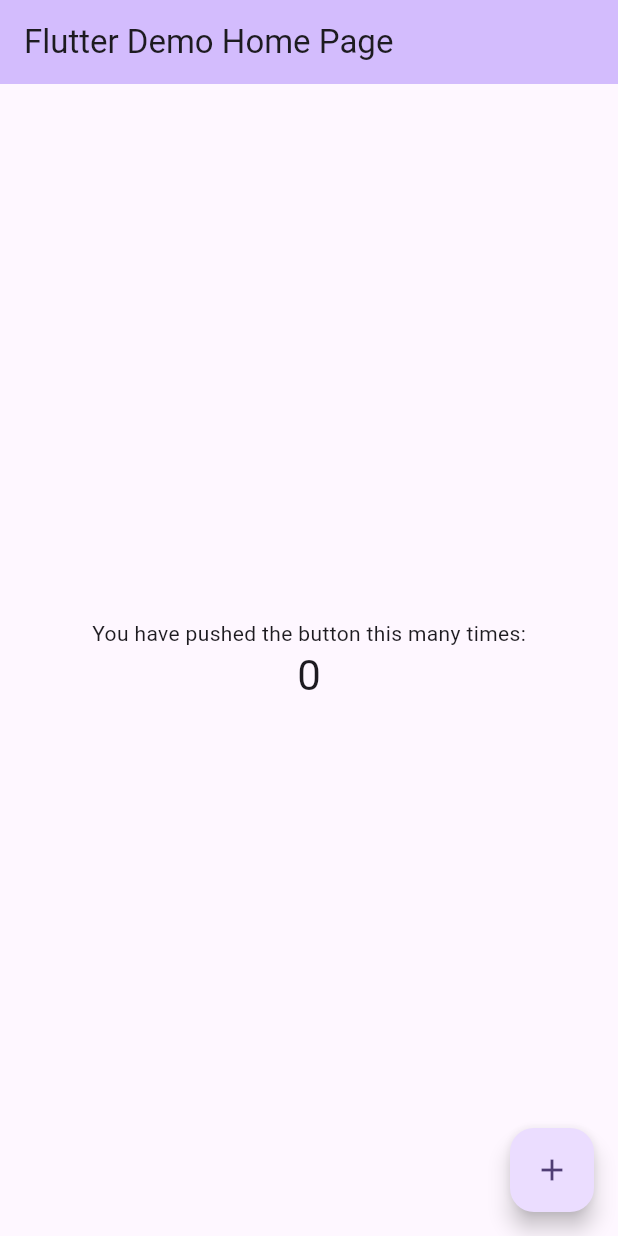
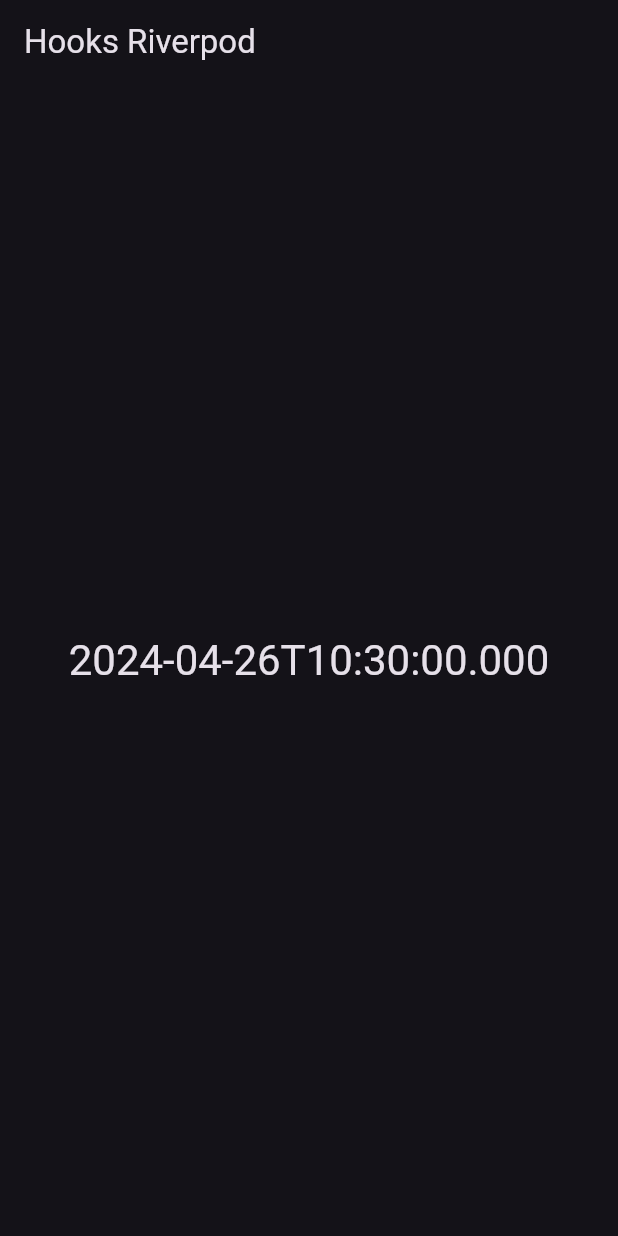
Before and after one commit to devhasanalhamed/riverpod_beginner_to_advanced, a Flutter app: the screen it shows after launch, on a phone screen of 412 x 824 dp. Run offline on Flutter 3.47's test engine with Material 3 defaults, Android fonts, the phone set to English and light mode, and no system bars; our stand-ins replace flutter_riverpod.

Commit message:
Update main.dart
implement date time using provider

```diff
--- a/lib/main.dart
+++ b/lib/main.dart
@@ -1,125 +1,53 @@
 import 'package:flutter/material.dart';
+import 'package:flutter_riverpod/flutter_riverpod.dart';
 
 void main() {
-  runApp(const MyApp());
+  runApp(
+    const ProviderScope(
+      child: MyApp(),
+    ),
+  );
 }
 
 class MyApp extends StatelessWidget {
   const MyApp({super.key});
 
-  // This widget is the root of your application.
   @override
   Widget build(BuildContext context) {
     return MaterialApp(
       title: 'Flutter Demo',
+      themeMode: ThemeMode.dark,
+      darkTheme: ThemeData.dark(),
       theme: ThemeData(
-        // This is the theme of your application.
-        //
-        // TRY THIS: Try running your application with "flutter run". You'll see
-        // the application has a purple toolbar. Then, without quitting the app,
-        // try changing the seedColor in the colorScheme below to Colors.green
-        // and then invoke "hot reload" (save your changes or press the "hot
-        // reload" button in a Flutter-supported IDE, or press "r" if you used
-        // the command line to start the app).
-        //
-        // Notice that the counter didn't reset back to zero; the application
-        // state is not lost during the reload. To reset the state, use hot
-        // restart instead.
-        //
-        // This works for code too, not just values: Most code changes can be
-        // tested with just a hot reload.
         colorScheme: ColorScheme.fromSeed(seedColor: Colors.deepPurple),
         useMaterial3: true,
       ),
-      home: const MyHomePage(title: 'Flutter Demo Home Page'),
+      home: const HomePage(),
     );
   }
 }
 
-class MyHomePage extends StatefulWidget {
-  const MyHomePage({super.key, required this.title});
+final Provider<DateTime> currentDate = Provider<DateTime>(
+  (ref) => DateTime.now(),
+);
 
-  // This widget is the home page of your application. It is stateful, meaning
-  // that it has a State object (defined below) that contains fields that affect
-  // how it looks.
-
-  // This class is the configuration for the state. It holds the values (in this
-  // case the title) provided by the parent (in this case the App widget) and
-  // used by the build method of the State. Fields in a Widget subclass are
-  // always marked "final".
-
-  final String title;
+class HomePage extends ConsumerWidget {
+  const HomePage({super.key});
 
   @override
-  State<MyHomePage> createState() => _MyHomePageState();
-}
-
-class _MyHomePageState extends State<MyHomePage> {
-  int _counter = 0;
-
-  void _incrementCounter() {
-    setState(() {
-      // This call to setState tells the Flutter framework that something has
-      // changed in this State, which causes it to rerun the build method below
-      // so that the display can reflect the updated values. If we changed
-      // _counter without calling setState(), then the build method would not be
-      // called again, and so nothing would appear to happen.
-      _counter++;
-    });
-  }
-
-  @override
-  Widget build(BuildContext context) {
-    // This method is rerun every time setState is called, for instance as done
-    // by the _incrementCounter method above.
-    //
-    // The Flutter framework has been optimized to make rerunning build methods
-    // fast, so that you can just rebuild anything that needs updating rather
-    // than having to individually change instances of widgets.
+  Widget build(BuildContext context, WidgetRef ref) {
+    // watch allow to listen to the current date if there any change to rebuild
+    final date = ref.watch(currentDate);
     return Scaffold(
       appBar: AppBar(
-        // TRY THIS: Try changing the color here to a specific color (to
-        // Colors.amber, perhaps?) and trigger a hot reload to see the AppBar
-        // change color while the other colors stay the same.
-        backgroundColor: Theme.of(context).colorScheme.inversePrimary,
-        // Here we take the value from the MyHomePage object that was created by
-        // the App.build method, and use it to set our appbar title.
-        title: Text(widget.title),
+        title: const Text('Hooks Riverpod'),
       ),
       body: Center(
-        // Center is a layout widget. It takes a single child and positions it
-        // in the middle of the parent.
-        child: Column(
-          // Column is also a layout widget. It takes a list of children and
-          // arranges them vertically. By default, it sizes itself to fit its
-          // children horizontally, and tries to be as tall as its parent.
-          //
-          // Column has various properties to control how it sizes itself and
-          // how it positions its children. Here we use mainAxisAlignment to
-          // center the children vertically; the main axis here is the vertical
-          // axis because Columns are vertical (the cross axis would be
-          // horizontal).
-          //
-          // TRY THIS: Invoke "debug painting" (choose the "Toggle Debug Paint"
-          // action in the IDE, or press "p" in the console), to see the
-          // wireframe for each widget.
-          mainAxisAlignment: MainAxisAlignment.center,
-          children: <Widget>[
-            const Text(
-              'You have pushed the button this many times:',
-            ),
-            Text(
-              '$_counter',
-              style: Theme.of(context).textTheme.headlineMedium,
-            ),
-          ],
+        child: Text(
+          date.toIso8601String(),
+          style: Theme.of(context).textTheme.headlineMedium,
         ),
       ),
-      floatingActionButton: FloatingActionButton(
-        onPressed: _incrementCounter,
-        tooltip: 'Increment',
-        child: const Icon(Icons.add),
-      ), // This trailing comma makes auto-formatting nicer for build methods.
     );
   }
 }
```
